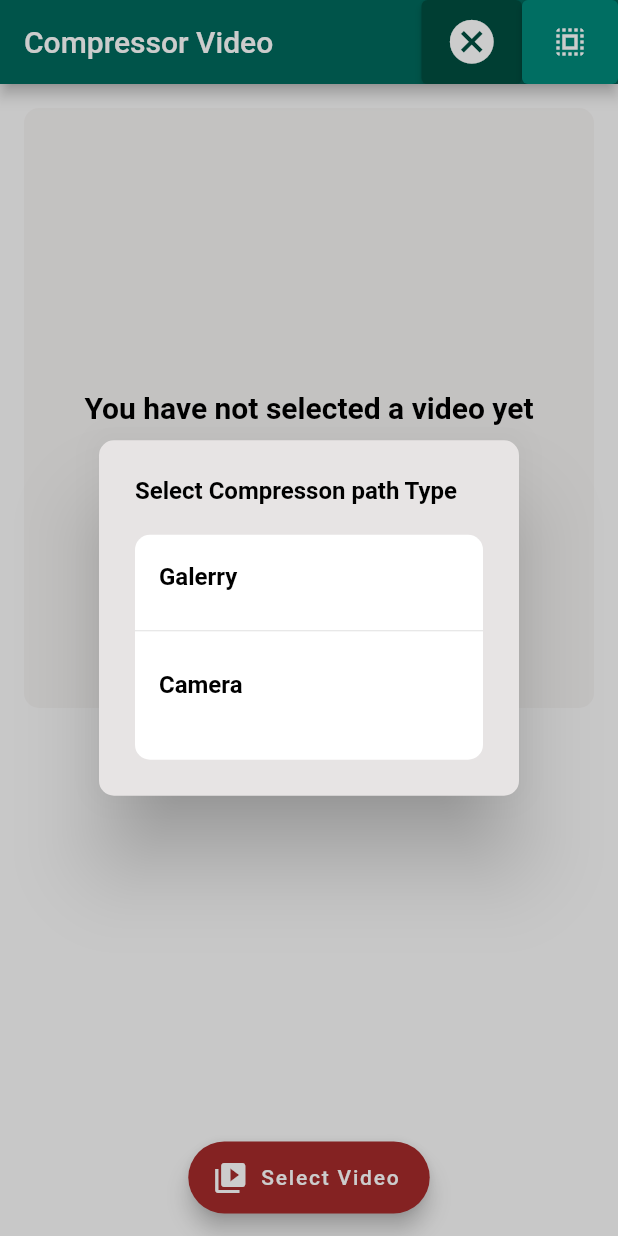
After one commit to telli27/videocompass, a Flutter app: the Home screen opened directly, after a tap on the "select all" icon, on a phone screen of 412 x 824 dp. The commit adds this screen. Run offline on Flutter 3.47's test engine with Material 2 defaults, Android fonts, the light colour scheme and no system bars; our stand-ins replace dio, gallery_saver, image_picker, video_player; missing offline and left inert: filesize, ftoast, light_compressor.

Commit message:
first commit

```diff
--- /dev/null
+++ b/lib/pages/Home.dart
@@ -0,0 +1,319 @@
+import 'dart:io';
+import 'package:ftoast/ftoast.dart';
+import 'package:path_provider/path_provider.dart' as path;
+import 'package:dio/dio.dart';
+import 'package:filesize/filesize.dart';
+import 'package:flutter/cupertino.dart';
+import 'package:flutter/material.dart';
+import 'package:image_picker/image_picker.dart';
+import 'package:light_compressor/light_compressor.dart';
+import 'package:path_provider/path_provider.dart';
+
+import '../videoPlayer.dart';
+
+class Home extends StatefulWidget {
+  const Home({super.key});
+
+  @override
+  State<Home> createState() => _HomeState();
+}
+
+class _HomeState extends State<Home> {
+  late String _desFile;
+  String? _displayedFile;
+  late int _duration;
+  String? _failureMessage;
+  String? _filePath;
+  bool _isVideoCompressed = false;
+  late File url;
+  final LightCompressor _lightCompressor = LightCompressor();
+  ImageSource imageType = ImageSource.gallery;
+  @override
+  Widget build(BuildContext context) {
+    return Scaffold(
+      appBar: AppBar(
+        backgroundColor: Colors.teal.shade800,
+        title: const Text('Compressor Video'),
+        actions: <Widget>[
+          ElevatedButton(
+            style: ButtonStyle(
+                backgroundColor:
+                    MaterialStateProperty.all(Colors.teal.shade900)),
+            child: const Icon(
+              Icons.cancel,
+              size: 35,
+            ),
+            onPressed: () async {
+            FToast.toast(context, msg: "compressor turned off");
+              LightCompressor.cancelCompression();
+            },
+          ),
+          ElevatedButton(
+            style: ButtonStyle(
+                backgroundColor:
+                    MaterialStateProperty.all(Colors.teal.shade600)),
+            child: Icon(Icons.select_all_outlined),
+            onPressed: () {
+              myShowDialog();
+            },
+          )
+        ],
+      ),
+      body: Container(
+        margin: const EdgeInsets.all(16),
+        child: Column(
+          crossAxisAlignment: CrossAxisAlignment.start,
+          children: <Widget>[
+
+            _filePath == null
+                ? Center(
+                    child: Container(
+                      height: 400,
+                      width: 400,
+                      decoration: BoxDecoration(
+                        color: Color.fromARGB(255, 244, 242, 241),
+                          borderRadius: BorderRadius.circular(10)),
+                      child: Center(
+                        child: Text(
+                          "You have not selected a video yet",
+                          style: TextStyle(fontWeight: FontWeight.bold,
+                          fontSize: 20,
+                          color: Colors.black),
+                        ),
+                      ),
+                    ),
+                  )
+                : Container(),
+
+
+
+            if (_filePath != null)
+              Text(
+                'Original size: ${_getVideoSize(file: File(_filePath!))}',
+                style: const TextStyle(fontSize: 16),
+              ),
+            const SizedBox(height: 8),
+            if (_isVideoCompressed)
+              Column(
+                crossAxisAlignment: CrossAxisAlignment.start,
+                children: <Widget>[
+                  Text(
+                    'Size after compression: ${_getVideoSize(file: File(_desFile))}',
+                    style: const TextStyle(fontSize: 16),
+                  ),
+                  const SizedBox(height: 8),
+                  Text(
+                    'Duration: $_duration seconds',
+                    style: const TextStyle(fontSize: 16, color: Colors.red),
+                  ),
+                ],
+              ),
+            const SizedBox(height: 16),
+            Visibility(
+              visible: !_isVideoCompressed,
+              child: StreamBuilder<double>(
+                stream: _lightCompressor.onProgressUpdated,
+                builder:
+                    (BuildContext context, AsyncSnapshot<dynamic> snapshot) {
+                  if (snapshot.data != null && snapshot.data > 0) {
+                    return Column(
+                      children: <Widget>[
+                        LinearProgressIndicator(
+                          minHeight: 8,
+                          value: snapshot.data / 100,
+                        ),
+                        const SizedBox(height: 8),
+                        Text(
+                          '${snapshot.data.toStringAsFixed(0)}%',
+                          style: const TextStyle(fontSize: 20),
+                        )
+                      ],
+                    );
+                  }
+                  return const SizedBox.shrink();
+                },
+              ),
+            ),
+            const SizedBox(height: 24),
+            if (_isVideoCompressed !=false)
+              Builder(
+                builder: (BuildContext context) => Container(
+                  alignment: Alignment.center,
+                  child: OutlinedButton(
+                      onPressed: () {
+                        Navigator.push(
+                            context,
+                            MaterialPageRoute(
+                                builder: (context) => VideoApp(url: url)));
+                      },
+                      child: const Text('Play and download Video')),
+                ),
+              ),
+            Text(
+              _failureMessage ?? '',
+            )
+          ],
+        ),
+      ),
+      floatingActionButtonLocation: FloatingActionButtonLocation.centerDocked,
+      floatingActionButton: Padding(
+        padding: const EdgeInsets.all(15.0),
+        child: FloatingActionButton.extended(
+          onPressed: () => _pickVideo(),
+          label: const Text('Select Video'),
+          icon: const Icon(Icons.video_library),
+          backgroundColor: const Color(0xFFA52A2A),
+        ),
+      ),
+    );
+  }
+
+  myShowDialog() async {
+    return await showCupertinoDialog(
+      context: context,
+      barrierDismissible: true,
+      builder: (context) {
+        return Container(
+          child: AlertDialog(
+            backgroundColor: Color.fromARGB(255, 231, 228, 228),
+            title: Text(
+              "Select Compresson path Type",
+              style: TextStyle(
+                  fontWeight: FontWeight.bold,
+                  fontSize: 16,
+                  color: Colors.black),
+            ),
+            shape: RoundedRectangleBorder(
+                borderRadius: BorderRadius.all(Radius.circular(10.0))),
+            content: Container(
+              height: 150,
+              width: 150,
+              decoration: BoxDecoration(
+                borderRadius: BorderRadius.circular(10),
+              ),
+              child: Container(
+                decoration: BoxDecoration(
+                  color: Color.fromARGB(255, 255, 255, 255),
+                  borderRadius: BorderRadius.circular(10),
+                ),
+                child: Column(
+                  children: [
+                    ListTile(
+                      onTap: (() {
+                        setState(() {
+                          imageType = ImageSource.gallery;
+                        });
+                        Navigator.pop(context);
+                      }),
+                      title: Text(
+                        "Galerry",
+                        style: TextStyle(
+                            fontWeight: FontWeight.bold,
+                            fontSize: 16,
+                            color: Colors.black),
+                      ),
+                    ),
+                    Divider(),
+                    ListTile(
+                      onTap: (() {
+                        setState(() {
+                          imageType = ImageSource.camera;
+                        });
+
+                        Navigator.pop(context);
+                      }),
+                      title: Text(
+                        "Camera",
+                        style: TextStyle(
+                            fontWeight: FontWeight.bold,
+                            fontSize: 16,
+                            color: Colors.black),
+                      ),
+                    )
+                  ],
+                ),
+              ),
+            ),
+          ),
+        );
+      },
+    );
+  }
+
+  Future<PickedFile?> diaog() async {
+    final PickedFile? result =
+        await ImagePicker.platform.pickVideo(source: imageType);
+
+    return result;
+  }
+
+
+
+  // Pick a video form device's storage
+  Future<void> _pickVideo() async {
+    _isVideoCompressed = false;
+
+    final PickedFile? result = await diaog();
+
+    final PickedFile? file = result!;
+
+    if (file == null) {
+      return;
+    }
+
+    _filePath = file.path;
+
+    setState(() {
+
+      _failureMessage = null;
+    });
+
+    _desFile = await _destinationFile;
+    final Stopwatch stopwatch = Stopwatch()..start();
+    final dynamic response = await _lightCompressor.compressVideo(
+        path: _filePath!,
+        destinationPath: _desFile,
+        videoQuality: VideoQuality.medium,
+        isMinBitrateCheckEnabled: false,
+        iosSaveInGallery: false);
+
+    stopwatch.stop();
+    final Duration duration =
+        Duration(milliseconds: stopwatch.elapsedMilliseconds);
+    _duration = duration.inSeconds;
+
+    if (response is OnSuccess) {
+      _desFile = response.destinationPath;
+
+      setState(() {
+        _displayedFile = _desFile;
+        _isVideoCompressed = true;
+        url = File(_desFile);
+      });
+    } else if (response is OnFailure) {
+      setState(() {
+        _failureMessage = response.message;
+      });
+    } else if (response is OnCancelled) {
+      print(response.isCancelled);
+    }
+  }
+}
+
+Future<String> get _destinationFile async {
+  String directory;
+  final String videoName = '${DateTime.now().millisecondsSinceEpoch}.mp4';
+  if (Platform.isAndroid) {
+    // Handle this part the way you want to save it in any directory you wish.
+    final List<Directory>? dir = await path.getExternalStorageDirectories(
+        type: path.StorageDirectory.movies);
+    directory = dir!.first.path;
+    return File('$directory/$videoName').path;
+  } else {
+    final Directory dir = await path.getLibraryDirectory();
+    directory = dir.path;
+    return File('$directory/$videoName').path;
+  }
+}
+
+String _getVideoSize({required File file}) => filesize(file.lengthSync(), 2);
--- a/pubspec.yaml
+++ b/pubspec.yaml
@@ -40,9 +40,12 @@ dependencies:
   video_compress: ^3.1.1
   image_picker: ^0.8.6
   light_compressor: ^1.2.2
-
+  video_player: ^2.4.7
   path_provider: ^2.0.11
   filesize: ^2.0.1
+  dio: ^4.0.6
+  ftoast: ^2.0.0
+  gallery_saver: ^2.3.2
 
 dev_dependencies:
   flutter_test:
```
Also changed, not shown: lib/main.dart (+3 -177 lines), lib/videoPlayer.dart (added, +184 -0 lines), pubspec.lock.
